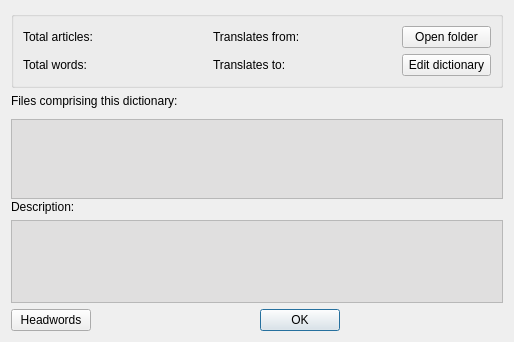
Before: the Qt Designer form dictinfo.ui in goldendict/goldendict, drawn with Qt 5.
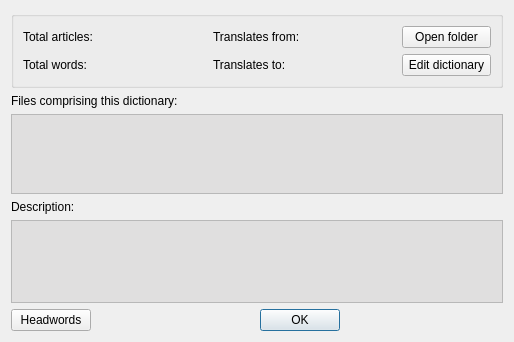
After: the same form once the commit is applied.

Commit message: File that size is more than 2GB is failed to _wstat

The edit to the form file:
```diff
--- a/dictinfo.ui
+++ b/dictinfo.ui
@@ -132,7 +132,7 @@
      <property name="maximumSize">
       <size>
        <width>16777215</width>
-       <height>70</height>
+       <height>120</height>
       </size>
      </property>
      <property name="palette">
```
The commit also changes 1 other file.
